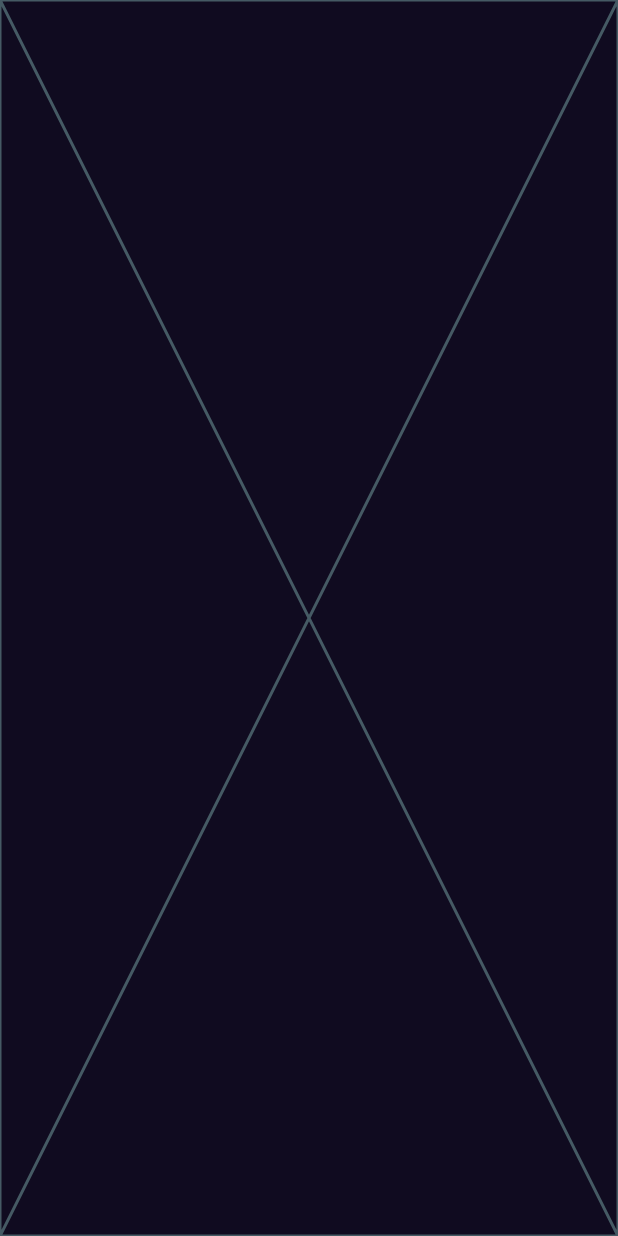
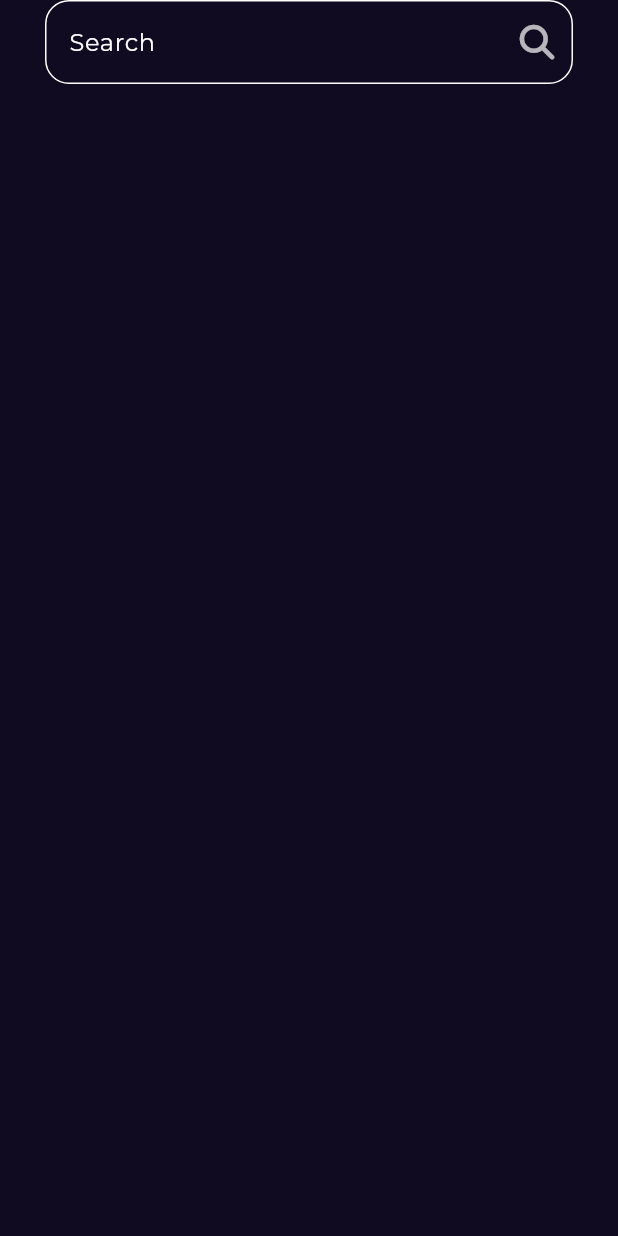
Before and after one commit to A7mednage71/BooklyApp, a Flutter app: the SearchView screen opened by its route, on a phone screen of 412 x 824 dp. Run offline on Flutter 3.47's test engine with Material 3 defaults, Android fonts, the phone set to English and light mode, and no system bars; our stand-ins replace font_awesome_flutter, go_router, google_fonts.

Commit message:
finish custom search apppar

```diff
--- a/lib/features/SearchView/presentation/Views/Searchview.dart
+++ b/lib/features/SearchView/presentation/Views/Searchview.dart
@@ -1,3 +1,4 @@
+import 'package:bookly/features/SearchView/presentation/Views/widgets/CustomApppar.dart';
 import 'package:flutter/material.dart';
 
 class SearchView extends StatelessWidget {
@@ -7,17 +8,22 @@ class SearchView extends StatelessWidget {
   Widget build(BuildContext context) {
     return const Scaffold(
       body: SafeArea(
-        child: searchViewBody(),
+        child: SearchViewBody(),
       ),
     );
   }
 }
 
-class searchViewBody extends StatelessWidget {
-  const searchViewBody({super.key});
+class SearchViewBody extends StatelessWidget {
+  const SearchViewBody({super.key});
 
   @override
   Widget build(BuildContext context) {
-    return const Placeholder();
+    return const Padding(
+      padding: EdgeInsets.symmetric(horizontal: 30),
+      child: Column(
+        children: [CustomAppBar()],
+      ),
+    );
   }
 }
--- /dev/null
+++ b/lib/features/SearchView/presentation/Views/widgets/CustomApppar.dart
@@ -0,0 +1,24 @@
+import 'package:flutter/material.dart';
+import 'package:font_awesome_flutter/font_awesome_flutter.dart';
+
+class CustomAppBar extends StatelessWidget {
+  const CustomAppBar({super.key});
+  @override
+  Widget build(BuildContext context) {
+    return TextField(
+      decoration: InputDecoration(
+          hintText: 'Search',
+          border: OutlineInputBorder(borderRadius: BorderRadius.circular(16)),
+          suffixIcon: IconButton(
+            onPressed: () {},
+            icon: const Opacity(
+              opacity: 0.7,
+              child: Icon(
+                FontAwesomeIcons.magnifyingGlass,
+                size: 23,
+              ),
+            ),
+          )),
+    );
+  }
+}
```
